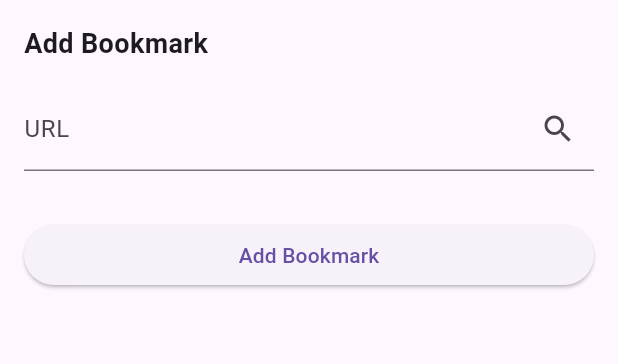
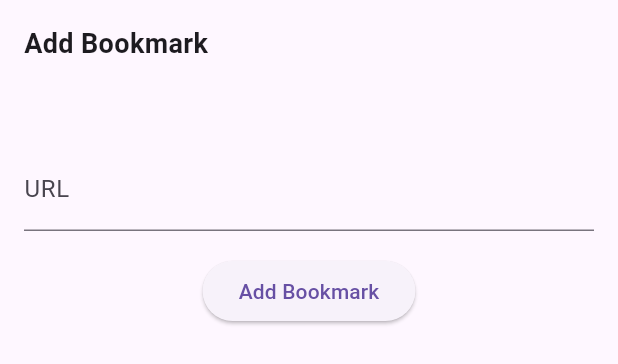
Before and after one commit to KimHyungSik/UrlBookMark, a Flutter app: the AddBookmarkBottomSheet widget shown alone on an empty page, opened directly, on a phone screen of 412 x 824 dp. Shown: the top 364 px of the screen. Run offline on Flutter 3.47's test engine with Material 3 defaults, Android fonts, the phone set to English and light mode, and no system bars; our stand-ins replace flutter_riverpod, shared_preferences; accounts and stored records are empty.

Commit message:
bottomsheet 개선

```diff
--- a/lib/screens/bottomsheet/add_bookmark_bottom_sheet.dart
+++ b/lib/screens/bottomsheet/add_bookmark_bottom_sheet.dart
@@ -1,12 +1,15 @@
+import 'dart:async';
 import 'package:flutter/material.dart';
 import 'package:flutter_riverpod/flutter_riverpod.dart';
 import 'package:uuid/uuid.dart'; // 고유 ID 생성을 위한 패키지
 import '../../bookmark_manager.dart';
+import '../../common/tags.dart';
 import '../../model/url_marker.dart';
 import '../../model/url_metadata.dart';
 
 // 🔹 URL 메타데이터를 가져오는 Provider
-final urlMetadataProvider = StateNotifierProvider<UrlMetadataNotifier, AsyncValue<UrlMetadata?>>((ref) {
+final urlMetadataProvider =
+    StateNotifierProvider<UrlMetadataNotifier, AsyncValue<UrlMetadata?>>((ref) {
   return UrlMetadataNotifier();
 });
 
@@ -34,38 +37,21 @@ class AddBookmarkBottomSheet extends ConsumerStatefulWidget {
   const AddBookmarkBottomSheet({Key? key}) : super(key: key);
 
   @override
-  ConsumerState<AddBookmarkBottomSheet> createState() => _AddBookmarkBottomSheetState();
+  ConsumerState<AddBookmarkBottomSheet> createState() =>
+      _AddBookmarkBottomSheetState();
 }
 
-class _AddBookmarkBottomSheetState extends ConsumerState<AddBookmarkBottomSheet> {
+class _AddBookmarkBottomSheetState
+    extends ConsumerState<AddBookmarkBottomSheet> {
   final _formKey = GlobalKey<FormState>();
   final _urlController = TextEditingController();
+  Timer? _debounceTimer;
 
   @override
   void dispose() {
+    _debounceTimer?.cancel();
     _urlController.dispose();
     super.dispose();
-  }
-
-  /// 사이트 유형에 따라 자동 태그 추가
-  List<String> _generateTags(String url) {
-    List<String> tags = [];
-
-    if (url.contains("youtube.com") || url.contains("youtu.be")) {
-      tags.add("YouTube");
-      tags.add("Video");
-    } else if (url.contains("instagram.com")) {
-      tags.add("Instagram");
-      tags.add("Social Media");
-    } else if (url.contains("twitter.com") || url.contains("x.com")) {
-      tags.add("Twitter");
-      tags.add("Social Media");
-    } else if (url.contains("github.com")) {
-      tags.add("GitHub");
-      tags.add("Development");
-    }
-
-    return tags;
   }
 
   /// 북마크 추가
@@ -76,7 +62,7 @@ class _AddBookmarkBottomSheetState extends ConsumerState<AddBookmarkBottomSheet>
       final newBookmark = UrlBookmark(
         id: const Uuid().v4(),
         url: url,
-        tags: _generateTags(url),
+        tags: generateTags(url),
         metadata: metadata,
       );
 
@@ -87,12 +73,28 @@ class _AddBookmarkBottomSheetState extends ConsumerState<AddBookmarkBottomSheet>
     }
   }
 
+  /// 입력 후 1초 동안 추가 입력이 없으면 자동으로 미리보기 로드
+  void _onUrlChanged(String url) {
+    _debounceTimer?.cancel();
+    _debounceTimer = Timer(const Duration(seconds: 1), () {
+      ref.read(urlMetadataProvider.notifier).fetchMetadata(url.trim());
+    });
+  }
+
   @override
   Widget build(BuildContext context) {
     final metadataState = ref.watch(urlMetadataProvider);
 
-    return SingleChildScrollView(
-      child: Padding(
+    return ConstrainedBox(
+      constraints: BoxConstraints(
+        maxHeight: MediaQuery.of(context).size.height * 0.8,
+      ),
+      child: IntrinsicHeight( // 내용에 따라 자동 조정
+        child: Column(
+          mainAxisSize: MainAxisSize.min, // 내용에 따라 크기 조절
+          children: [
+            Expanded(
+              child: SingleChildScrollView(
                 padding: EdgeInsets.only(
                   left: 16.0,
                   right: 16.0,
@@ -109,33 +111,62 @@ class _AddBookmarkBottomSheetState extends ConsumerState<AddBookmarkBottomSheet>
                         style: TextStyle(fontSize: 18, fontWeight: FontWeight.bold),
                       ),
                       const SizedBox(height: 16.0),
-              TextFormField(
-                controller: _urlController,
-                decoration: InputDecoration(
-                  labelText: 'URL',
-                  suffixIcon: IconButton(
-                    icon: Icon(Icons.search),
-                    onPressed: () => ref
-                        .read(urlMetadataProvider.notifier)
-                        .fetchMetadata(_urlController.text.trim()),
+                      if (metadataState.isLoading)
+                        Center(child: CircularProgressIndicator()),
+
+                      _buildMetadataPreview(metadataState), // 미리보기 위젯
+
+                      if (_urlController.text.isNotEmpty)
+                        Wrap(
+                          spacing: 8,
+                          children: generateTags(_urlController.text.trim())
+                              .map((tag) => Chip(label: Text(tag)))
+                              .toList(),
+                        ),
+                      const SizedBox(height: 16.0),
+                    ],
                   ),
                 ),
+              ),
+            ),
+            _buildUrlInputField(), // URL 입력 폼을 최하단에 배치
+            _buildAddButton(),
+          ],
+        ),
+      ),
+    );
+  }
+
+  Widget _buildUrlInputField() {
+    return Padding(
+      padding: const EdgeInsets.symmetric(horizontal: 16.0, vertical: 8.0),
+      child: TextFormField(
+        controller: _urlController,
+        decoration: InputDecoration(labelText: 'URL'),
         validator: (value) {
           if (value == null || value.isEmpty) return "URL을 입력하세요.";
           return null;
         },
-                onEditingComplete: () => ref
-                    .read(urlMetadataProvider.notifier)
-                    .fetchMetadata(_urlController.text.trim()),
+        onChanged: _onUrlChanged, // 입력 시 debounce 적용
       ),
-              const SizedBox(height: 16.0),
+    );
+  }
 
-              // 🔹 로딩 상태
-              if (metadataState.isLoading)
-                Center(child: CircularProgressIndicator()),
+  SafeArea _buildAddButton() {
+    return SafeArea(
+        child: Padding(
+          padding:
+              const EdgeInsets.symmetric(horizontal: 16.0, vertical: 8.0),
+          child: ElevatedButton(
+            onPressed: _addBookmark,
+            child: const Text('Add Bookmark'),
+          ),
+        ),
+      );
+  }
 
-              // 🔹 메타데이터 프리뷰
-              metadataState.when(
+  Widget _buildMetadataPreview(AsyncValue<UrlMetadata?> metadataState) {
+    return metadataState.when(
       data: (metadata) {
         if (metadata == null) return SizedBox.shrink();
         return Card(
@@ -157,8 +188,7 @@ class _AddBookmarkBottomSheetState extends ConsumerState<AddBookmarkBottomSheet>
                       height: 120,
                       width: double.infinity,
                       fit: BoxFit.cover,
-                                errorBuilder: (context, error, stackTrace) =>
-                                    Container(
+                      errorBuilder: (context, error, stackTrace) => Container(
                         height: 120,
                         color: Colors.grey[300],
                         child: Icon(Icons.broken_image, color: Colors.grey),
@@ -186,27 +216,7 @@ class _AddBookmarkBottomSheetState extends ConsumerState<AddBookmarkBottomSheet>
         );
       },
       loading: () => SizedBox.shrink(),
-                error: (error, _) => Text("메타데이터 로딩 실패: $error"),
-              ),
-
-              // 🔹 자동 태그
-              if (_urlController.text.isNotEmpty)
-                Wrap(
-                  spacing: 8,
-                  children: _generateTags(_urlController.text.trim()).map((tag) {
-                    return Chip(label: Text(tag));
-                  }).toList(),
-                ),
-
-              const SizedBox(height: 16.0),
-              ElevatedButton(
-                onPressed: _addBookmark,
-                child: const Text('Add Bookmark'),
-              ),
-            ],
-          ),
-        ),
-      ),
+      error: (error, _) => SizedBox.shrink(),
     );
   }
 }
```
Also changed, not shown: lib/common/tags.dart (added, +19 -0 lines). Lines whose indentation alone changed are shown as unchanged.
